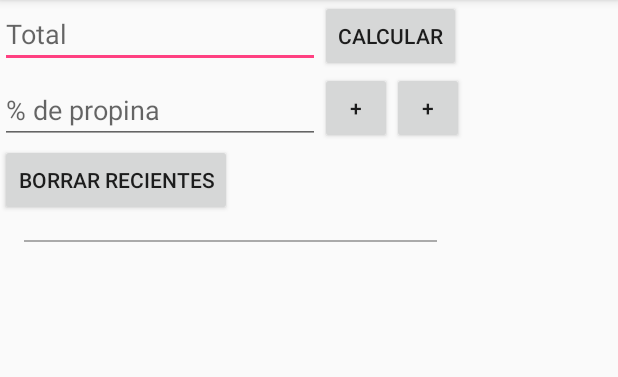
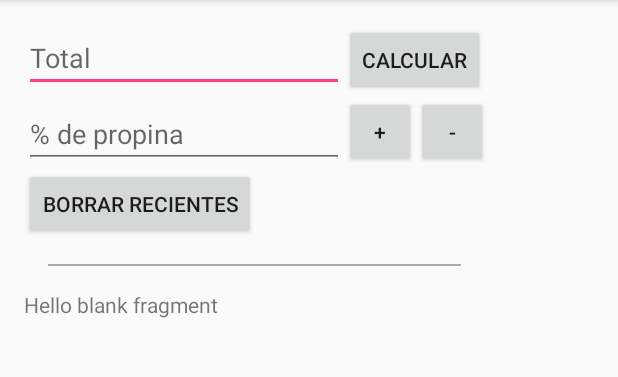
Before and after one commit to VictorUrielP/TipCalc, an Android app: the screen it shows after launch (MainActivity), on a phone screen of 412 x 824 dp, the part 84-461 px from its top. Run offline under Robolectric (Android 15) with nearby library versions, the phone set to English and light mode, and no system bars; our stand-ins replace ButterKnife.

Commit message:
Add fragment and fragment functionallity

```diff
--- a/app/build.gradle
+++ b/app/build.gradle
@@ -28,8 +28,8 @@ dependencies {
     compile "com.android.support:appcompat-v7:$rootProject.ext.supportLibraryVersion"
     compile "com.android.support:support-v4:$rootProject.ext.supportLibraryVersion"
     compile "com.android.support:design:$rootProject.ext.supportLibraryVersion"
+
+    compile "com.jakewharton:butterknife:$rootProject.ext.butterknifeVersion"
     compile 'com.android.support.constraint:constraint-layout:1.0.2'
     testCompile 'junit:junit:4.12'
-
-    compile "com.jakewharton:butterknife:$rootProject.ext.butterknifeVersion"
 }
--- /dev/null
+++ b/app/src/main/java/com/example/windows/tipcalc/fragments/TipHistoryListFragment.java
@@ -0,0 +1,36 @@
+package com.example.windows.tipcalc.fragments;
+
+
+import android.os.Bundle;
+import android.support.v4.app.Fragment;
+import android.view.LayoutInflater;
+import android.view.View;
+import android.view.ViewGroup;
+import android.widget.Toast;
+
+import com.example.windows.tipcalc.R;
+
+
+/**
+ * A simple {@link Fragment} subclass.
+ */
+public class TipHistoryListFragment extends Fragment implements TipHistoryListFragmentListener{
+
+
+    public TipHistoryListFragment() {
+        // Required empty public constructor
+    }
+
+
+    @Override
+    public View onCreateView(LayoutInflater inflater, ViewGroup container,
+                             Bundle savedInstanceState) {
+        // Inflate the layout for this fragment
+        return inflater.inflate(R.layout.fragment_tip_history_list, container, false);
+    }
+
+    @Override
+    public void action(String str) {
+        Toast.makeText(getActivity(), str, Toast.LENGTH_SHORT).show();
+    }
+}
--- /dev/null
+++ b/app/src/main/java/com/example/windows/tipcalc/fragments/TipHistoryListFragmentListener.java
@@ -0,0 +1,10 @@
+package com.example.windows.tipcalc.fragments;
+
+/*
+ * Created by windows on 22/10/2017.
+ */
+
+public interface TipHistoryListFragmentListener {
+
+    void action(String str);
+}
--- a/app/src/main/res/layout/activity_main.xml
+++ b/app/src/main/res/layout/activity_main.xml
@@ -1,15 +1,26 @@
 <?xml version="1.0" encoding="utf-8"?>
-<android.support.constraint.ConstraintLayout xmlns:android="http://schemas.android.com/apk/res/android"
-    xmlns:app="http://schemas.android.com/apk/res-auto"
+<RelativeLayout xmlns:android="http://schemas.android.com/apk/res/android"
     xmlns:tools="http://schemas.android.com/tools"
     android:layout_width="match_parent"
     android:layout_height="match_parent"
-    tools:context="com.example.windows.tipcalc.MainActivity">
+    android:paddingBottom="16dp"
+    android:paddingLeft="16dp"
+    android:paddingRight="16dp"
+    android:paddingTop="16dp"
+    tools:context="com.example.windows.tipcalc.activities.MainActivity">
 
     <include
         android:layout_width="match_parent"
         android:layout_height="wrap_content"
         android:id="@+id/tipContent"
-        layout="@layout/content_tip"/>
+        layout="@layout/content_tip" />
 
-</android.support.constraint.ConstraintLayout>
+    <fragment
+        android:layout_width="match_parent"
+        android:layout_height="wrap_content"
+       android:layout_below="@+id/tipContent"
+        android:id="@+id/fragmentList"
+        android:name="com.example.windows.tipcalc.fragments.TipHistoryListFragment"
+        tools:layout="@layout/fragment_tip_history_list" />
+
+</RelativeLayout>
--- a/app/src/main/res/layout/content_tip.xml
+++ b/app/src/main/res/layout/content_tip.xml
@@ -50,7 +50,7 @@
         android:layout_width="wrap_content"
         android:layout_height="wrap_content"
         android:id="@+id/btnDecrease"
-        android:text="@string/main.button.increase"
+        android:text="@string/main.button.decrease"
         android:layout_alignTop="@+id/btnIncrease"
         android:layout_toRightOf="@+id/btnIncrease"
         android:layout_toEndOf="@+id/btnIncrease"/>
--- /dev/null
+++ b/app/src/main/res/layout/fragment_tip_history_list.xml
@@ -0,0 +1,14 @@
+<FrameLayout xmlns:android="http://schemas.android.com/apk/res/android"
+    xmlns:tools="http://schemas.android.com/tools"
+    android:layout_width="match_parent"
+    android:layout_height="match_parent"
+    tools:context="com.example.windows.tipcalc.fragments.TipHistoryListFragment">
+
+    <!-- TODO: Update blank fragment layout -->
+    <TextView
+        android:layout_width="match_parent"
+        android:layout_height="match_parent"
+        android:text="@string/hello_blank_fragment" />
+
+
+</FrameLayout>
--- a/app/src/main/res/menu/menu_main.xml
+++ b/app/src/main/res/menu/menu_main.xml
@@ -2,7 +2,7 @@
 <menu xmlns:android="http://schemas.android.com/apk/res/android"
     xmlns:app="http://schemas.android.com/apk/res-auto"
     xmlns:tools="http://schemas.android.com/tools"
-    tools:context=".MainActivity">
+    tools:context=".activities.MainActivity">
 
     <item
         android:id="@+id/action_about"
--- a/app/src/main/res/values/strings.xml
+++ b/app/src/main/res/values/strings.xml
@@ -11,4 +11,7 @@
 
     <string name="global.message.tip">Propina %,.1f</string>
 
+    <!-- TODO: Remove or change this placeholder text -->
+    <string name="hello_blank_fragment">Hello blank fragment</string>
+
 </resources>
--- a/app/src/main/res/values/styles.xml
+++ b/app/src/main/res/values/styles.xml
@@ -1,7 +1,7 @@
 <resources>
 
     <!-- Base application theme. -->
-    <style name="AppTheme" parent="Theme.AppCompat.Light.DarkActionBar">
+    <style name="AppTheme" parent="Base.Theme.AppCompat.Light.DarkActionBar">
         <!-- Customize your theme here. -->
         <item name="colorPrimary">@color/colorPrimary</item>
         <item name="colorPrimaryDark">@color/colorPrimaryDark</item>
```
Also changed, not shown: app/src/main/AndroidManifest.xml (+5 -2 lines), app/src/main/java/com/example/windows/tipcalc/activities/MainActivity.java (renamed from app/src/main/java/com/example/windows/tipcalc/MainActivity.java, +50 -14 lines).
